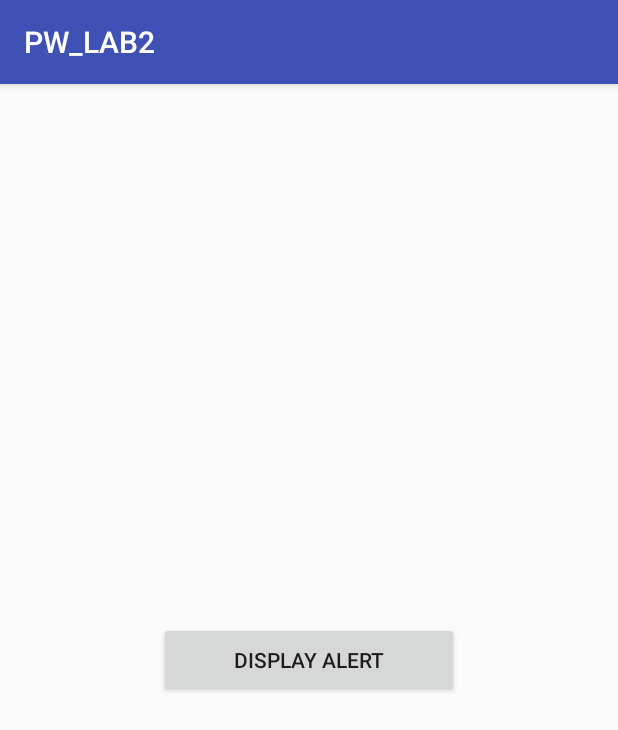
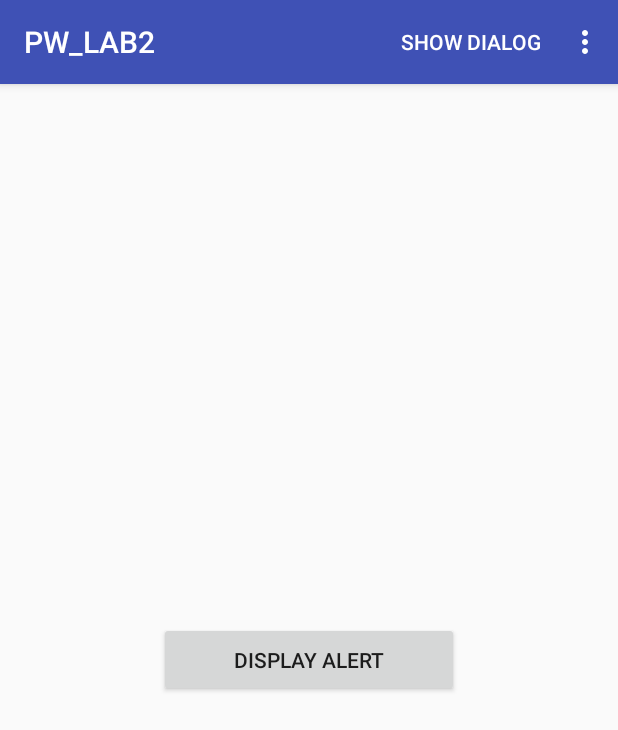
Before and after one commit to Tolea86/WP_ANDROID, an Android app: the screen it shows after launch (MainActivity), on a phone screen of 412 x 824 dp. Shown: the top 730 px of the screen. Run offline under Robolectric (Android 15) with nearby library versions, the phone set to English and light mode, and no system bars.

Commit message:
Added a system menu to applciation with 3 items with actions to it.

```diff
--- /dev/null
+++ b/LAB_2/PW_LAB2/app/src/main/res/menu/menu_bar.xml
@@ -0,0 +1,19 @@
+<?xml version="1.0" encoding="utf-8"?>
+<menu xmlns:android="http://schemas.android.com/apk/res/android"
+    xmlns:app="http://schemas.android.com/apk/res-auto">
+
+    <item
+        android:id="@+id/showAMessage"
+        android:title="Show Dialog"
+        app:showAsAction="always"/>
+
+    <item
+        android:id="@+id/deleteCenterButton"
+        android:title="Delete Center Button"/>
+
+    <item
+        android:id="@+id/changeBackgroundColor"
+        android:title="Change Background Color"/>
+
+
+</menu>
```
Also changed, not shown: LAB_2/PW_LAB2/app/src/main/java/com/tolea/pw_lab2/MainActivity.java (+55 -0 lines).
